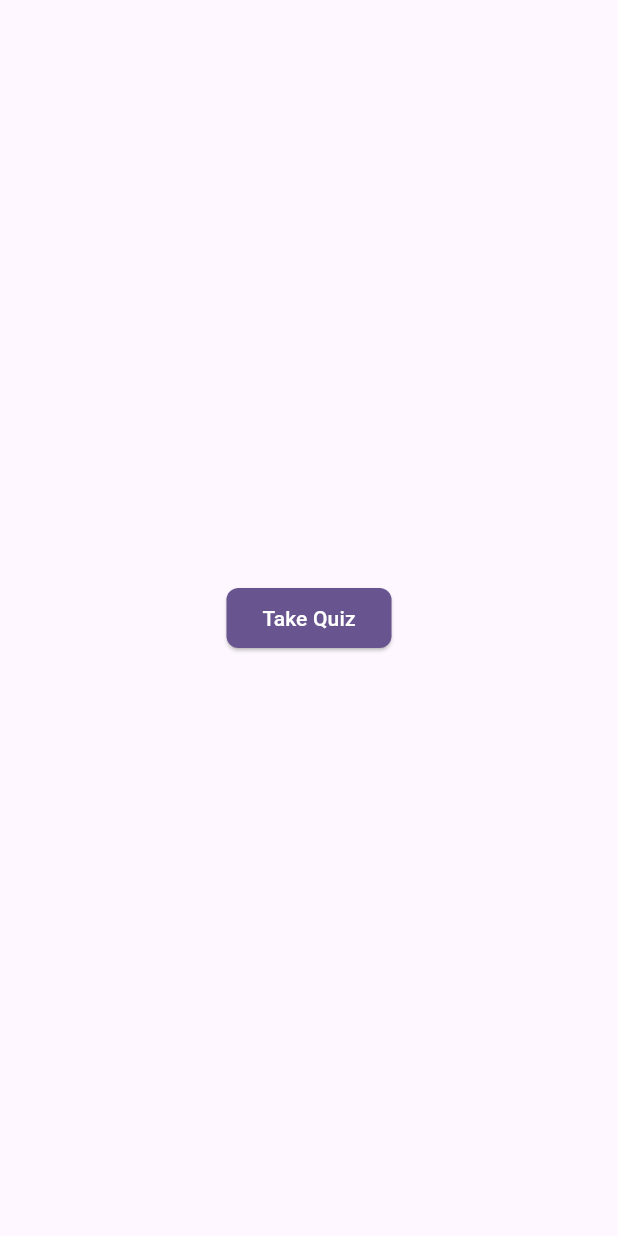
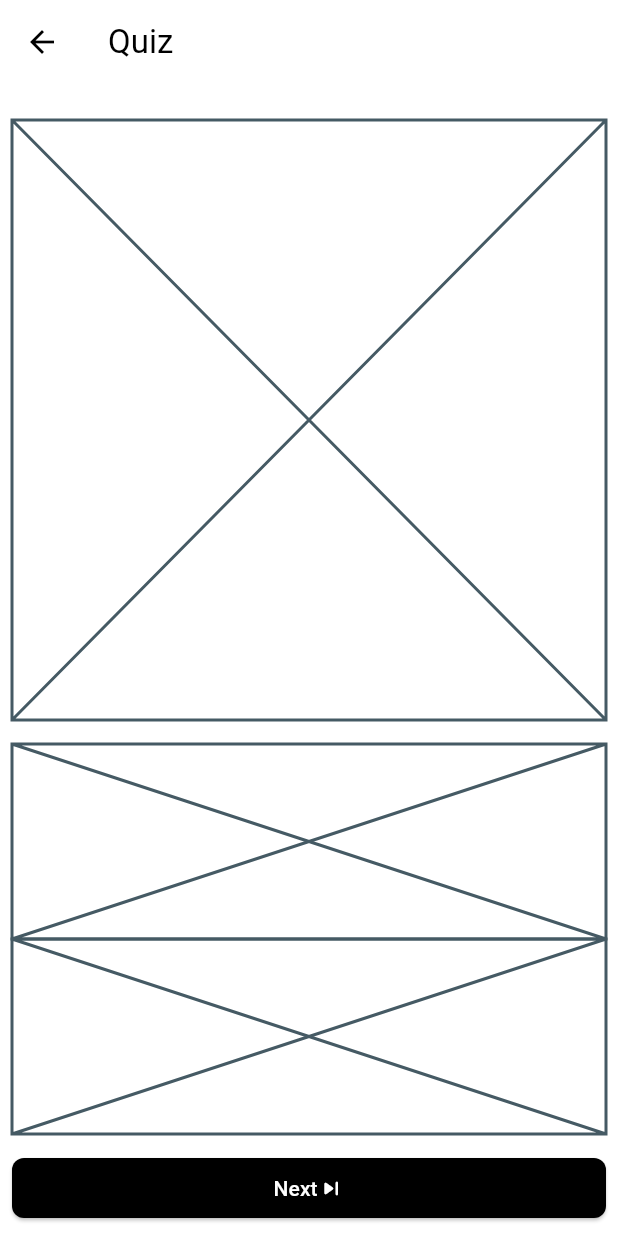
Before and after one commit to mussie-alemayehu/OIBSIP, a Flutter app: the MainScreen screen opened directly, after a tap on "Take Quiz", on a phone screen of 412 x 824 dp. Run offline on Flutter 3.47's test engine with Material 3 defaults, Android fonts, the phone set to English and light mode, and no system bars.

Commit message:
add quiz screen and enable navigation from the home screen

```diff
--- /dev/null
+++ b/quiz/lib/screens/quiz_screen.dart
@@ -0,0 +1,73 @@
+import 'package:flutter/material.dart';
+
+import '../data.dart' as data;
+
+class QuizScreen extends StatefulWidget {
+  static const routeName = '/quiz';
+
+  const QuizScreen({super.key});
+
+  @override
+  State<QuizScreen> createState() => _QuizScreenState();
+}
+
+class _QuizScreenState extends State<QuizScreen> {
+  // get a list of questions from our data file
+  final quiz = data.questions;
+
+  // create variables to hold current question index and selected answer if
+  // there is any
+  int currentQuiz = 0;
+  int? selectedAnswer;
+
+  @override
+  Widget build(BuildContext context) {
+    return Scaffold(
+      appBar: AppBar(
+        title: const Text('Quiz'),
+      ),
+      body: Padding(
+        padding: const EdgeInsets.all(8),
+        child: Column(
+          children: [
+            const Padding(
+              // will be used to display progress through a given quiz
+              padding: EdgeInsets.symmetric(vertical: 16),
+              child: Placeholder(),
+            ),
+            const Expanded(
+              // will be used to display the question
+              flex: 2,
+              child: Placeholder(),
+            ),
+            const Expanded(
+              // will be used to display choices
+              flex: 2,
+              child: Placeholder(),
+            ),
+            Padding(
+              padding: const EdgeInsets.only(top: 12),
+              child: ElevatedButton(
+                style: ElevatedButton.styleFrom(
+                  backgroundColor: Colors.black,
+                  foregroundColor: Colors.white,
+                  shape: RoundedRectangleBorder(
+                    borderRadius: BorderRadius.circular(8),
+                  ),
+                ),
+                child: const Row(
+                  mainAxisAlignment: MainAxisAlignment.center,
+                  children: [
+                    Text('Next'),
+                    Icon(Icons.skip_next_rounded),
+                  ],
+                ),
+                onPressed: () {},
+              ),
+            ),
+          ],
+        ),
+      ),
+    );
+  }
+}
```
Also changed, not shown: quiz/lib/main.dart (+18 -107 lines).
